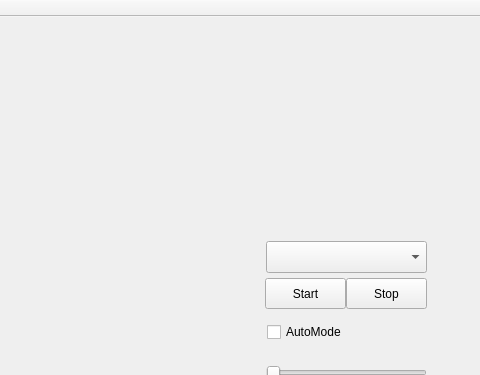
This is camera/ui/camera.ui in gao288/Drone-Ground-Station as Qt 5 draws it before an edit; both pictures show x 494 to 974 and y 0 to 375 of the 974 by 540 pixel window. The edited form follows.
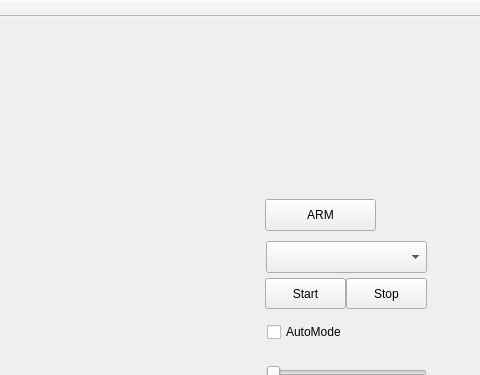
This is the edited form.

Commit message: added arm buttom

What changed in the file:
```diff
--- a/camera/ui/camera.ui
+++ b/camera/ui/camera.ui
@@ -134,6 +134,19 @@
      <string>Stop</string>
     </property>
    </widget>
+   <widget class="QPushButton" name="ArmButton">
+    <property name="geometry">
+     <rect>
+      <x>759</x>
+      <y>182</y>
+      <width>111</width>
+      <height>32</height>
+     </rect>
+    </property>
+    <property name="text">
+     <string>ARM</string>
+    </property>
+   </widget>
   </widget>
   <widget class="QMenuBar" name="menuBar">
    <property name="geometry">
```
The commit also changes 2 other files.
